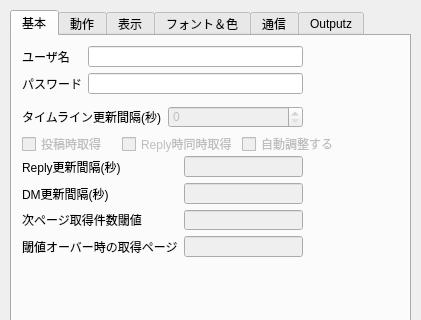
First picture: the form in settingdialog.ui, repository plus7/Qween, before the edit; both pictures show x 0 to 421 and y 0 to 320 of the 421 by 571 pixel window.
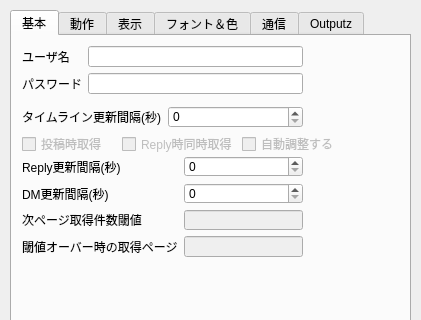
Second picture: the form after the edit.

Commit message: * implement follow/remove command * implement "Show Friendship" menu * implement tab creation and rename * apply timer's interval * remove tweetforwarder.* * implement fav column * add ShortUriResolver(stub)

What changed in the file:
```diff
--- a/settingdialog.ui
+++ b/settingdialog.ui
@@ -104,7 +104,10 @@
       <item row="0" column="1">
        <widget class="QSpinBox" name="edtTlUpdateIntv">
         <property name="enabled">
-         <bool>false</bool>
+         <bool>true</bool>
+        </property>
+        <property name="maximum">
+         <number>100000</number>
         </property>
        </widget>
       </item>
@@ -178,13 +181,6 @@
         </property>
        </widget>
       </item>
-      <item row="0" column="1">
-       <widget class="QLineEdit" name="lineEdit_3">
-        <property name="enabled">
-         <bool>false</bool>
-        </property>
-       </widget>
-      </item>
       <item row="1" column="0">
        <widget class="QLabel" name="label_5">
         <property name="text">
@@ -192,13 +188,6 @@
         </property>
        </widget>
       </item>
-      <item row="1" column="1">
-       <widget class="QLineEdit" name="lineEdit_4">
-        <property name="enabled">
-         <bool>false</bool>
-        </property>
-       </widget>
-      </item>
       <item row="2" column="0">
        <widget class="QLabel" name="label_6">
         <property name="text">
@@ -227,6 +216,20 @@
         </property>
        </widget>
       </item>
+      <item row="0" column="1">
+       <widget class="QSpinBox" name="spinReplyUpdateIntv">
+        <property name="maximum">
+         <number>100000</number>
+        </property>
+       </widget>
+      </item>
+      <item row="1" column="1">
+       <widget class="QSpinBox" name="spinDMUpdateIntv">
+        <property name="maximum">
+         <number>100000</number>
+        </property>
+       </widget>
+      </item>
      </layout>
     </widget>
    </widget>
```
Left out of the diff: 2 changed lines with no effect on the pictures. The commit also changes 18 other files.
